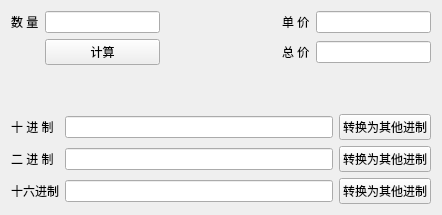
Qt form QT/qt_learning_4_1/ui/widget.ui (butter-swings/code) before a commit.
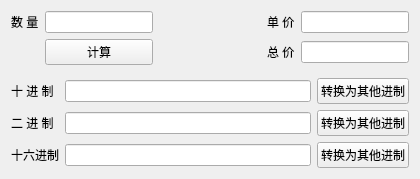
The same form after that commit.

```diff
--- a/QT/qt_learning_4_1/ui/widget.ui
+++ b/QT/qt_learning_4_1/ui/widget.ui
@@ -6,8 +6,8 @@
    <rect>
     <x>0</x>
     <y>0</y>
-    <width>442</width>
-    <height>215</height>
+    <width>418</width>
+    <height>179</height>
    </rect>
   </property>
   <property name="windowTitle">
```
